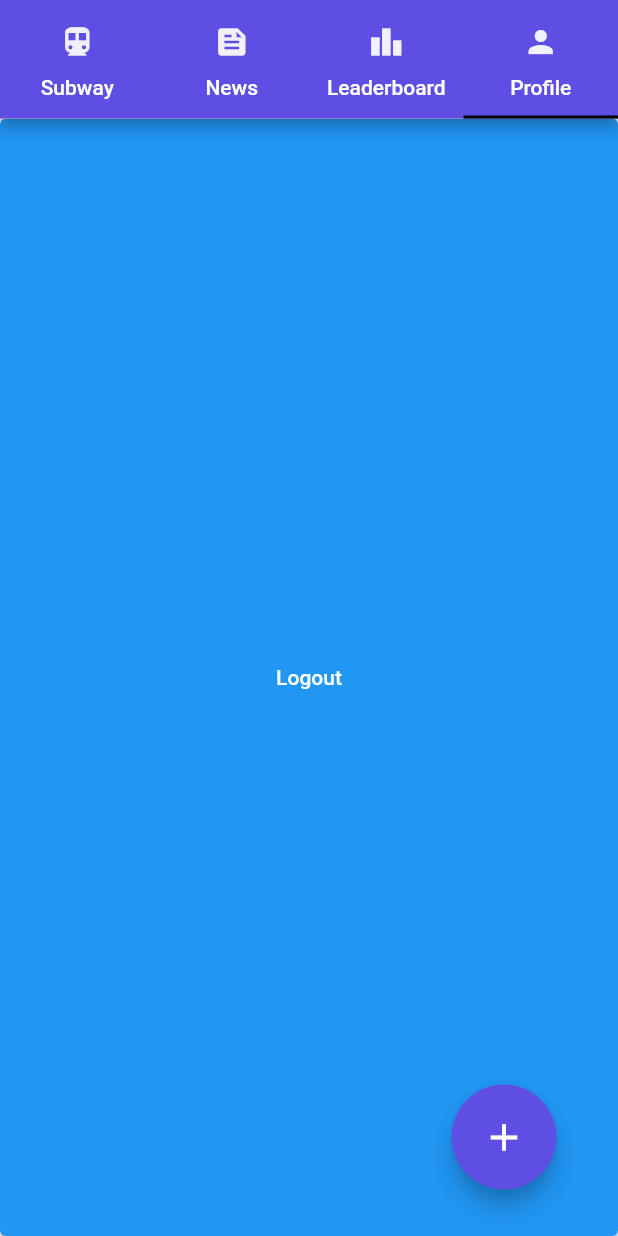
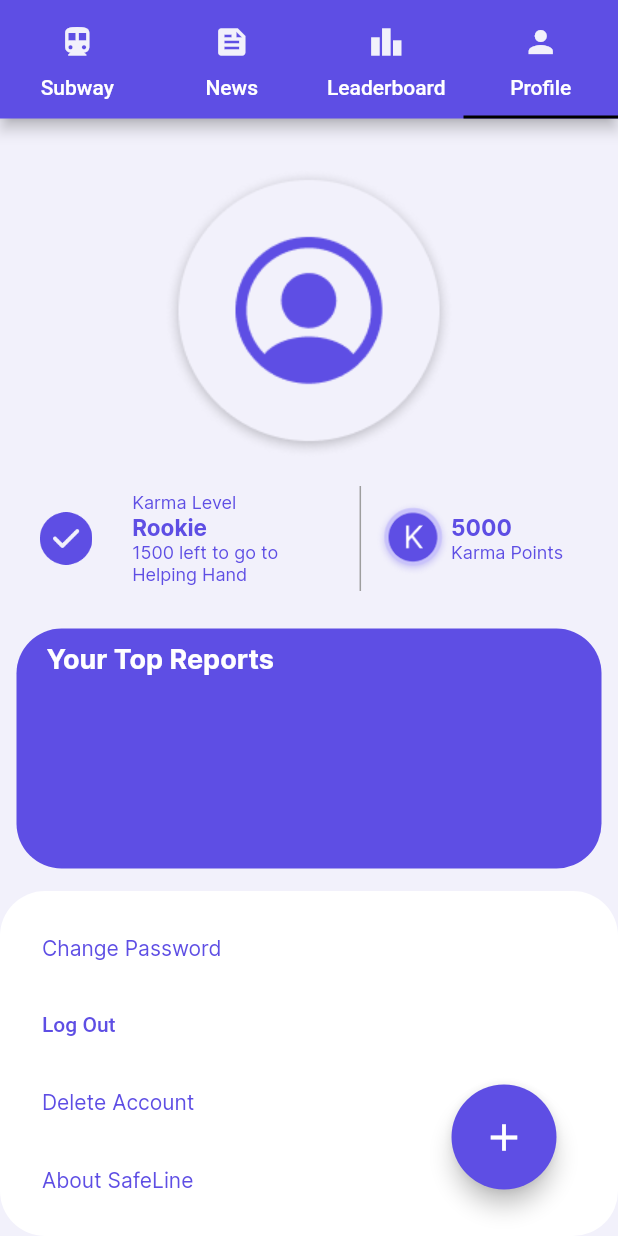
Before and after one commit to donghankim/safeLine, a Flutter app: the HomePage screen opened directly with empty values, tab 4 chosen, on a phone screen of 412 x 824 dp. Run offline on Flutter 3.47's test engine with Material 2 defaults, Android fonts, the phone set to English and light mode, and no system bars; our stand-ins replace cloud_firestore, firebase_auth, firebase_core, path_drawing; accounts and stored records are empty.

Commit message:
profile tab FE complete

```diff
--- a/lib/tabViews/profile_tab.dart
+++ b/lib/tabViews/profile_tab.dart
@@ -1,5 +1,6 @@
 import 'package:flutter/material.dart';
 import 'package:safe_line/auth/auth_service.dart';
+import 'package:safe_line/constants.dart';
 
 class ProfileTabBar extends StatefulWidget {
   const ProfileTabBar({super.key});
@@ -11,7 +12,217 @@ class ProfileTabBar extends StatefulWidget {
 class _ProfileTabBarState extends State<ProfileTabBar> {
   @override
   Widget build(BuildContext context) {
-    return ElevatedButton(
+    return Container(
+      color: slBgColor,
+      child: Column(
+        crossAxisAlignment: CrossAxisAlignment.center,
+        children: [
+          const SizedBox(height: 30),
+          SizedBox(
+            width: 200,
+            height: 200,
+            child: Image.asset('asset/icons/profile.png'),
+          ),
+          const SizedBox(height: 15),
+          profileOverviewWidget(context),
+          topReportsWidget(context),
+          Expanded(child: profileSettingWidget(context)),
+        ],
+      ),
+    );
+  }
+}
+
+Widget topReportsWidget(BuildContext context) {
+  return SizedBox(
+    width: 400,
+    height: 200,
+    child: Container(
+      margin: const EdgeInsets.fromLTRB(5, 25, 5, 15),
+      padding: const EdgeInsets.fromLTRB(20, 10, 20, 10),
+      decoration: BoxDecoration(
+        color: accentColor,
+        borderRadius: BorderRadius.circular(30),
+      ),
+      child: Column(
+        crossAxisAlignment: CrossAxisAlignment.start,
+        children: [
+          Text(
+            "Your Top Reports",
+            style: TextStyle(
+              color: Colors.white,
+              fontSize: 18,
+              fontWeight: FontWeight.w700,
+              fontFamily: 'Inter',
+            ),
+          ),
+        ],
+      ),
+    ),
+  );
+}
+
+Widget profileSettingWidget(BuildContext context) {
+  return Container(
+    padding: const EdgeInsets.fromLTRB(20, 10, 20, 10),
+    width: double.infinity,
+    decoration: BoxDecoration(
+      color: Colors.white,
+      borderRadius: BorderRadius.circular(30.0),
+    ),
+    child: Column(
+      mainAxisAlignment: MainAxisAlignment.spaceEvenly,
+      crossAxisAlignment: CrossAxisAlignment.start,
+      children: [
+        TextButton(
+          onPressed: () {
+            // change password
+          },
+          child: const Text(
+            "Change Password",
+            style: TextStyle(
+              decorationStyle: TextDecorationStyle.dashed,
+              color: accentColor,
+              fontFamily: 'Inter',
+            ),
+          ),
+        ),
+        TextButton(
+          onPressed: () async {
+            await AuthService.firebase().logout();
+            if (context.mounted) {
+              Navigator.of(context)
+                  .pushNamedAndRemoveUntil('/login/', (route) => false);
+            }
+          },
+          child: const Text(
+            "Log Out",
+            style: TextStyle(
+              color: accentColor,
+            ),
+          ),
+        ),
+        TextButton(
+          onPressed: () {
+            // delete account
+          },
+          child: const Text(
+            "Delete Account",
+            style: TextStyle(
+              color: accentColor,
+              fontFamily: 'Inter',
+            ),
+          ),
+        ),
+        TextButton(
+          onPressed: () {
+            // Show information about safeLine
+          },
+          child: const Text(
+            "About SafeLine",
+            style: TextStyle(
+              color: accentColor,
+              fontFamily: 'Inter',
+            ),
+          ),
+        ),
+      ],
+    ),
+  );
+}
+
+Widget profileOverviewWidget(BuildContext context) {
+  return Row(
+    mainAxisAlignment: MainAxisAlignment.spaceEvenly,
+    children: [
+      SizedBox(
+        width: 35,
+        child: Image.asset('asset/badges/verified.png'),
+      ),
+      SizedBox(
+        width: 125,
+        child: Column(
+          crossAxisAlignment: CrossAxisAlignment.start,
+          children: [
+            const Text(
+              "Karma Level",
+              style: const TextStyle(
+                  color: accentColor, fontFamily: 'Inter', fontSize: 12),
+            ),
+            Text(
+              "Rookie",
+              style: const TextStyle(
+                color: accentColor,
+                fontFamily: 'Inter',
+                fontWeight: FontWeight.w700,
+                fontSize: 15,
+              ),
+            ),
+            Text(
+              "1500 left to go to Helping Hand",
+              style: const TextStyle(
+                color: accentColor,
+                fontFamily: 'Inter',
+                fontSize: 12,
+              ),
+            ),
+          ],
+        ),
+      ),
+      Container(
+        padding: const EdgeInsets.all(10),
+        decoration: BoxDecoration(
+          border: Border(
+            left: BorderSide(
+              color: Colors.grey,
+              width: 1.0,
+            ),
+          ),
+        ),
+        child: Row(
+          children: [
+            SizedBox(
+              width: 50,
+              child: Image.asset('asset/badges/karma_points.png'),
+            ),
+            Column(
+              crossAxisAlignment: CrossAxisAlignment.start,
+              children: [
+                Text(
+                  "5000",
+                  style: const TextStyle(
+                    color: accentColor,
+                    fontFamily: 'Inter',
+                    fontSize: 15,
+                    fontWeight: FontWeight.w700,
+                  ),
+                ),
+                const Text(
+                  "Karma Points",
+                  style: const TextStyle(
+                    color: accentColor,
+                    fontFamily: 'Inter',
+                    fontSize: 12,
+                  ),
+                ),
+              ],
+            ),
+          ],
+        ),
+      ),
+    ],
+  );
+}
+
+
+
+
+
+
+
+
+/*
+ElevatedButton(
       onPressed: () async {
         await AuthService.firebase().logout();
         if (context.mounted) {
@@ -21,5 +232,4 @@ class _ProfileTabBarState extends State<ProfileTabBar> {
       },
       child: const Text("Logout"),
     );
-  }
-}
+*/
--- a/lib/views/home_view.dart
+++ b/lib/views/home_view.dart
@@ -81,6 +81,7 @@ class _HomePageState extends State<HomePage> {
     );
   }
 
+  // reporting incidents
   Future<void> reportIncident(BuildContext context) async {
     final TextEditingController _descriptionController =
         TextEditingController();
--- a/pubspec.yaml
+++ b/pubspec.yaml
@@ -74,6 +74,9 @@ flutter:
     - asset/icons/news_icon.png
     - asset/icons/reports_icon.png
     - asset/icons/subway_icon.png
+    - asset/icons/profile.png
+    - asset/badges/verified.png
+    - asset/badges/karma_points.png
 
   # An image asset can refer to one or more resolution-specific "variants", see
   # https://flutter.dev/assets-and-images/#resolution-aware
```
Also changed, not shown: asset/badges/karma_points.png (added), asset/badges/verified.png (added), asset/icons/profile.png (added).
